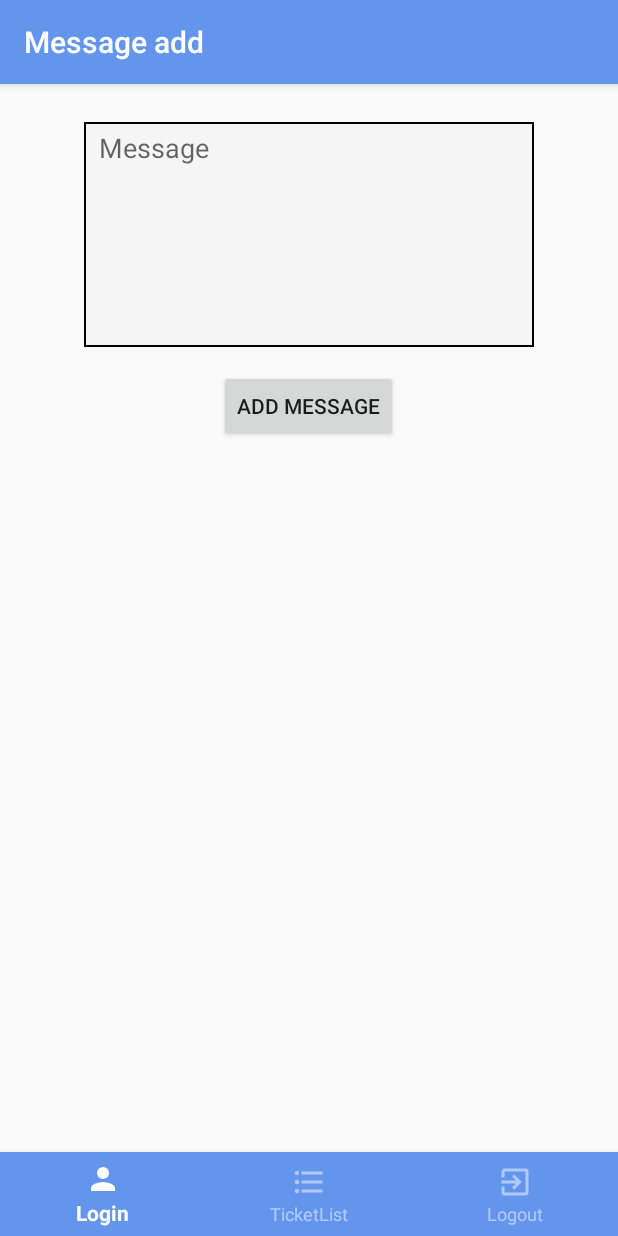
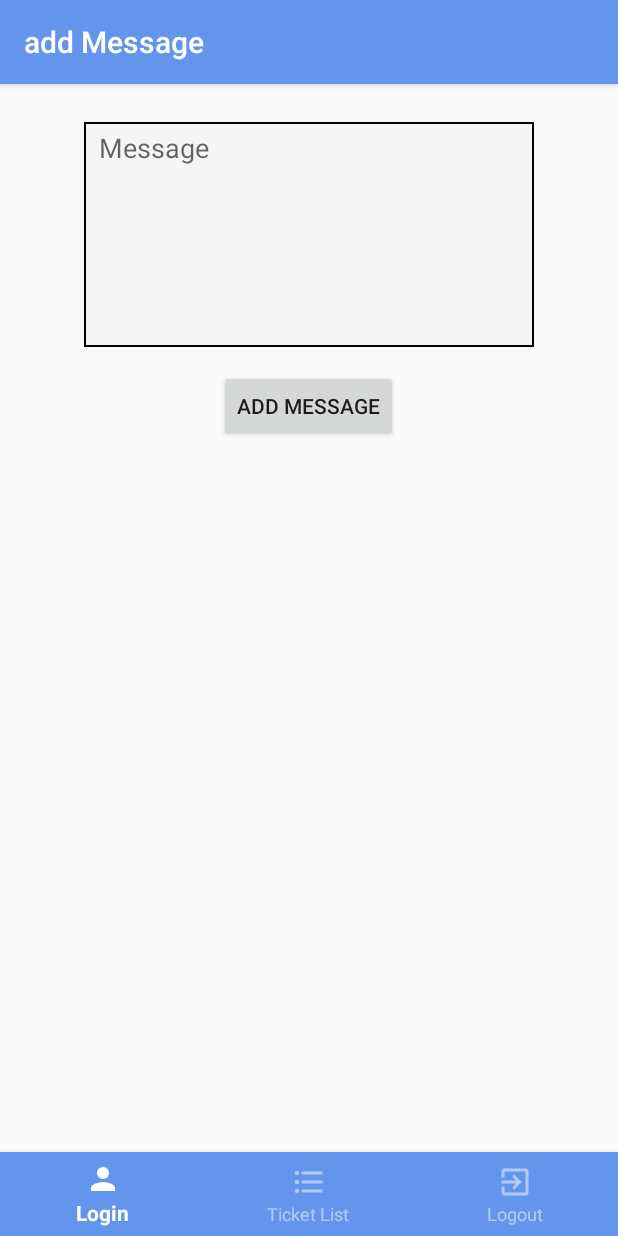
Before and after one commit to TheKeymaster/support-tool-android-app, an Android app: the fragment MessageAddFragment placed in its activity, on a phone screen of 412 x 824 dp. Run offline under Robolectric (Android 15) with nearby library versions, the phone set to English and light mode, and no system bars.

```diff
--- a/app/src/main/java/com/example/philipp/supporttoolv3/LoginFragment.java
+++ b/app/src/main/java/com/example/philipp/supporttoolv3/LoginFragment.java
@@ -56,7 +56,7 @@ public class LoginFragment extends Fragment implements View.OnClickListener {
 
         // MainActivity
         mainActivity = (MainActivity)getActivity();
-        mainActivity.setTitle("Login");
+        mainActivity.setTitle(R.string.title_login);
 
         //EditText fields
         txtMail = LoginView.findViewById(R.id.txtMail);
@@ -173,7 +173,7 @@ public class LoginFragment extends Fragment implements View.OnClickListener {
 
                 //If Conn. to Server is dead
                 if (result.contains("Unable")) {
-                    mainActivity.setAlert("Unable to retrieve Data. Please check your Internet Connection!");
+                    mainActivity.setAlert(getString(R.string.LoginFailureNoConn));
                     mainActivity.mAuthkey = "";
                 }
                 else if (result.contains("authkey")) {
@@ -185,7 +185,7 @@ public class LoginFragment extends Fragment implements View.OnClickListener {
 
                 }
                 else {
-                    mainActivity.setAlert("Unfortunately, the E-Mail or the Password are incorrect!");
+                    mainActivity.setAlert(getString(R.string.Login_incorrect));
                     mainActivity.mAuthkey = "";
                 }
 
--- a/app/src/main/java/com/example/philipp/supporttoolv3/MainActivity.java
+++ b/app/src/main/java/com/example/philipp/supporttoolv3/MainActivity.java
@@ -75,7 +75,7 @@ public class MainActivity extends AppCompatActivity {
 
                     case R.id.nav_User:
                         if (!mAuthkey.isEmpty()) {
-                            setAlert("You're already logged in!");
+                            setAlert(getString(R.string.AlreadyLoggedIn));
 
                         }
                         else {
@@ -87,7 +87,7 @@ public class MainActivity extends AppCompatActivity {
                     case R.id.nav_Ticketlist:
                         if (mAuthkey.isEmpty()) {
                             //myToast("You're not logged in!");
-                            setAlert("You're not logged in!");
+                            setAlert(getString(R.string.NotLoggedIn));
                             //TODO
                             //SET FOCUS ON previous NAV ITEM....
                         }
@@ -105,7 +105,7 @@ public class MainActivity extends AppCompatActivity {
                         }
                         else {
                             mAuthkey = "";
-                            setAlert("You're logged out");
+                            setAlert(getString(R.string.LoggedOut));
                             //myToast("You're logged out!");
                         }
 
--- a/app/src/main/java/com/example/philipp/supporttoolv3/MessageAddFragment.java
+++ b/app/src/main/java/com/example/philipp/supporttoolv3/MessageAddFragment.java
@@ -42,7 +42,7 @@ public class MessageAddFragment extends Fragment implements View.OnClickListener
         View view = inflater.inflate(R.layout.fragment_message_add, container, false);
 
         mainActivity = (MainActivity) getActivity();
-        mainActivity.setTitle("Message add");
+        mainActivity.setTitle(R.string.Title_messageAdd);
         txtAMAddMessage  = view.findViewById(R.id.txtAMAddMessage);
         btnAddMessage = view.findViewById(R.id.btnAddMessage);
 
@@ -76,7 +76,7 @@ public class MessageAddFragment extends Fragment implements View.OnClickListener
                 return sendContent(params[0]);
 
             } catch (IOException e) {
-                return "Unable to retrieve data. URL may be invalid.";
+                return getText(R.string.LoginFailureNoConn).toString();
             }
         }
 
@@ -88,13 +88,13 @@ public class MessageAddFragment extends Fragment implements View.OnClickListener
 
                 //If Conn. to Server is dead
                 if (result.contains("Unable")) {
-                    mainActivity.myToast(result);
+                    mainActivity.myToast(getText(R.string.LoginFailureNoConn).toString());
                 }
                 else if (result.contains("success")) {
                     JSONObject obj = new JSONObject(result);
                     result = obj.getString("status");
 
-                    mainActivity.myToast("Message added successfully!");
+                    mainActivity.myToast(getString(R.string.MessageAddedSucess));
                     //open TicketList so Customer could add Messages at other tickets
                     mainActivity.setFragment(mainActivity.ticketListFragment  = new TicketListFragment());
 
--- a/app/src/main/java/com/example/philipp/supporttoolv3/TicketDetailFragment.java
+++ b/app/src/main/java/com/example/philipp/supporttoolv3/TicketDetailFragment.java
@@ -91,7 +91,7 @@ public class TicketDetailFragment extends Fragment implements View.OnClickListen
         // Inflate the layout for this fragment
         View view = inflater.inflate(R.layout.fragment_ticket_detail, container, false);
         mainActivity = (MainActivity) getActivity();
-        mainActivity.setTitle("Ticket Messages of " + "#" + id + " \uD83D\uDCAC");
+        mainActivity.setTitle(getString(R.string.Title_Messages) + " #" + id + " \uD83D\uDCAC");
 
         myMessageList = view.findViewById(R.id.messageList);
         faBtnAddMessage = view.findViewById(R.id.faBtnAddMessage);
@@ -130,7 +130,7 @@ public class TicketDetailFragment extends Fragment implements View.OnClickListen
             try {
                 return mainActivity.loginFragment.downloadContent(params[0]);
             } catch (IOException e) {
-                return "Unable to retrieve data. URL may be invalid.";
+                return getText(R.string.LoginFailureNoConn).toString();
             }
         }
 
--- a/app/src/main/java/com/example/philipp/supporttoolv3/TicketListFragment.java
+++ b/app/src/main/java/com/example/philipp/supporttoolv3/TicketListFragment.java
@@ -83,7 +83,7 @@ public class TicketListFragment extends Fragment implements View.OnClickListener
 
 
         mainActivity = (MainActivity) getActivity();
-        mainActivity.setTitle("Ticket List");
+        mainActivity.setTitle(R.string.title_Ticketlist);
 
         //if TicketList Fragment is opened again --> Refresh
         mainActivity.ticketListFragment = new TicketListFragment();
@@ -137,7 +137,7 @@ public class TicketListFragment extends Fragment implements View.OnClickListener
                 LoginFragment loginFragment = new LoginFragment();
                 return loginFragment.downloadContent(params[0]);
             } catch (IOException e) {
-                return "Unable to retrieve data. URL may be invalid.";
+                return getText(R.string.LoginFailureNoConn).toString();
             }
         }
 
--- a/app/src/main/res/layout/fragment_message_add.xml
+++ b/app/src/main/res/layout/fragment_message_add.xml
@@ -17,7 +17,7 @@
         android:background="@drawable/border_style"
         android:ems="10"
         android:gravity="top"
-        android:hint="Message"
+        android:hint="@string/message"
         android:inputType="textMultiLine" />
 
     <Button
@@ -26,6 +26,6 @@
         android:layout_height="wrap_content"
         android:layout_gravity="center_horizontal"
         android:layout_marginTop="15dp"
-        android:text="Add Message" />
+        android:text="@string/Title_messageAdd" />
 
 </LinearLayout>
--- a/app/src/main/res/layout/fragment_ticket_create.xml
+++ b/app/src/main/res/layout/fragment_ticket_create.xml
@@ -17,7 +17,7 @@
         android:background="@drawable/border_style"
 
         android:ems="10"
-        android:hint="Title"
+        android:hint="@string/title"
         android:inputType="textPersonName" />
 
     <EditText
@@ -29,7 +29,7 @@
         android:background="@drawable/border_style"
         android:ems="10"
         android:gravity="top"
-        android:hint="Message"
+        android:hint="@string/message"
         android:inputType="textMultiLine" />
 
     <Button
@@ -38,6 +38,6 @@
         android:layout_height="wrap_content"
         android:layout_gravity="center_horizontal"
         android:layout_marginTop="15dp"
-        android:text="Create Ticket" />
+        android:text="@string/createTicket" />
 
 </LinearLayout>
--- a/app/src/main/res/layout/fragment_ticket_list.xml
+++ b/app/src/main/res/layout/fragment_ticket_list.xml
@@ -28,7 +28,7 @@
             android:paddingLeft="5dp"
             android:paddingTop="5dp"
             android:paddingRight="5dp"
-            android:text="ID"
+            android:text="@string/id"
             android:textAlignment="textEnd"
             android:textSize="16sp"
             android:textStyle="bold"></TextView>
@@ -41,7 +41,7 @@
             android:paddingLeft="5dp"
             android:paddingTop="5dp"
             android:paddingRight="5dp"
-            android:text="Titel"
+            android:text="@string/title"
             android:textSize="16sp"
             android:textStyle="bold"></TextView>
 
@@ -53,7 +53,7 @@
             android:paddingLeft="5dp"
             android:paddingTop="5dp"
             android:paddingRight="5dp"
-            android:text="Status"
+            android:text="@string/status"
             android:textSize="16sp"
             android:textStyle="bold"></TextView>
 
--- a/app/src/main/res/menu/nav_items.xml
+++ b/app/src/main/res/menu/nav_items.xml
@@ -5,15 +5,15 @@
     <item
         android:id="@+id/nav_User"
         android:icon="@drawable/baseline_person_black_24dp"
-        android:title="Login" />
+        android:title="@string/title_login" />
     <item
         android:id="@+id/nav_Ticketlist"
         android:icon="@drawable/baseline_format_list_bulleted_black_24dp"
-        android:title="TicketList" />
+        android:title="@string/title_Ticketlist" />
     <item
         android:id="@+id/nav_Logout"
         android:icon="@drawable/baseline_exit_to_app_black_24dp"
-        android:title="Logout" />
+        android:title="@string/logout" />
 
 
 </menu>
--- a/app/src/main/res/values/strings.xml
+++ b/app/src/main/res/values/strings.xml
@@ -3,4 +3,33 @@
 
     <!-- TODO: Remove or change this placeholder text -->
     <string name="hello_blank_fragment">Hello blank fragment</string>
+    <string name="title_login">Login</string>
+    <string name="password">Password</string>
+    <string name="register">Register</string>
+    <string name="Mail_Adress">E-Mail Address</string>
+    <string name="title_Ticketlist">Ticket List</string>
+    <string name="LoginFailureNoConn">Unable to retrieve Data. Please check your Internet Connection!</string>
+    <string name="Login_incorrect">Unfortunately, the E-Mail or the Password are incorrect!</string>
+    <string name="id">ID</string>
+    <string name="status">Status</string>
+    <string name="title">Title</string>
+    <string name="title_registration">Registration</string>
+    <string name="UserCreatedSuccess">User created. You can login now!</string>
+    <string name="PasswordNotMatching">Password is not matching</string>
+    <string name="EmailWrongSyntax">E-Mail Address typed wrong</string>
+    <string name="checkEnteredData">Please check the data you entered</string>
+    <string name="first_name">First Name</string>
+    <string name="last_name">Last Name</string>
+    <string name="repeat_password">Repeat Password</string>
+    <string name="register_user">Register User</string>
+    <string name="createTicket">Create Ticket</string>
+    <string name="TicketAddedSuccess">Ticket added successfully!</string>
+    <string name="message">Message</string>
+    <string name="Title_Messages">Ticket Messages of</string>
+    <string name="MessageAddedSucess">Message added successfully!</string>
+    <string name="Title_messageAdd">add Message</string>
+    <string name="logout">Logout</string>
+    <string name="AlreadyLoggedIn">You\'re already logged in!</string>
+    <string name="NotLoggedIn">You\'re not logged in!</string>
+    <string name="LoggedOut">You\'re logged out</string>
 </resources>
```
Also changed, not shown: app/src/main/java/com/example/philipp/supporttoolv3/RegisterFragment.java (+9 -9 lines), app/src/main/java/com/example/philipp/supporttoolv3/TicketCreateFragment.java (+7 -7 lines), app/src/main/res/layout/fragment_login.xml (+4 -4 lines), app/src/main/res/layout/fragment_register.xml (+6 -6 lines), 1 other file.
